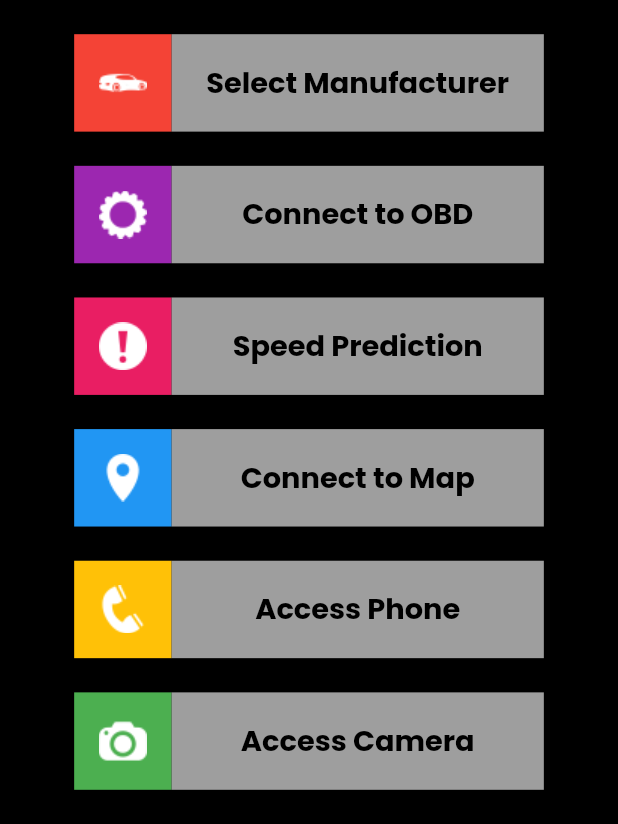
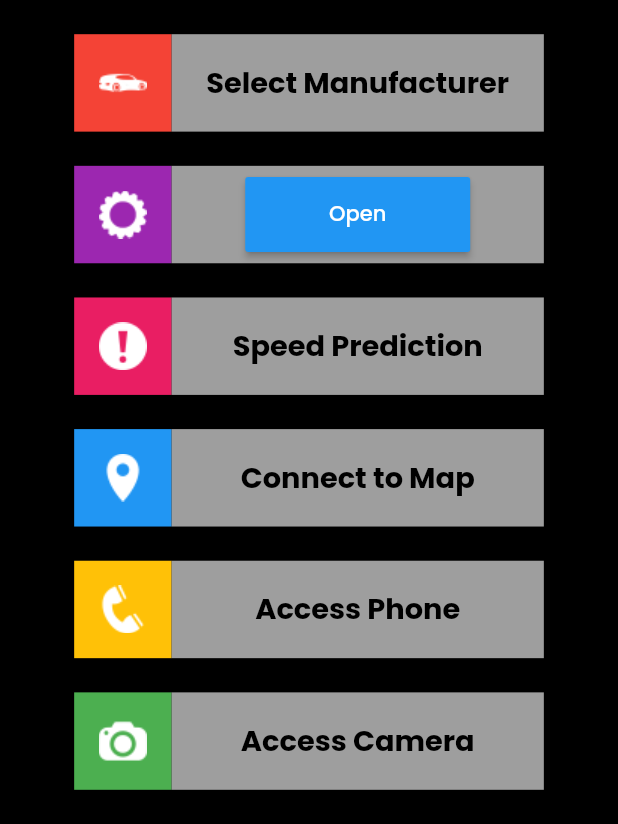
Before and after one commit to Collision-Avoidance/iDrive-App, a Flutter app: the DashboardPage screen opened by its route, on a phone screen of 412 x 824 dp, the part 412-1236 px from its top. Run offline on Flutter 3.47's test engine with Material 2 defaults, Android fonts, the phone set to English and light mode, and no system bars; our stand-ins replace cloud_firestore, dio, firebase_auth, firebase_core, flutter_tts, google_fonts and 4 more; missing offline and left inert: external_app_launcher; accounts and stored records are empty.

Commit message:
App Update

```diff
--- a/idrive/lib/pages/dashboard.dart
+++ b/idrive/lib/pages/dashboard.dart
@@ -4,6 +4,7 @@ import 'package:idrive/shared/logo.dart';
 import 'package:image_picker/image_picker.dart';
 import 'package:sizer/sizer.dart';
 import 'package:url_launcher/url_launcher.dart';
+import 'package:external_app_launcher/external_app_launcher.dart';
 
 class DashboardPage extends StatefulWidget {
   static const path = "/dashboard";
@@ -108,11 +109,28 @@ class _DashboardPageState extends State<DashboardPage> {
                 child: Container(
                   alignment: Alignment.center,
                   color: Colors.grey,
+                  child: Container(
+            height: 50,
+            width: 150,
+            child: RaisedButton(
+                color: Colors.blue,
+                onPressed: () async {
+                  await LaunchApp.openApp(
+                    androidPackageName: 'com.idrive.obdreader',
+                    // openStore: false
+                  );
+                  // Enter thr package name of the App you  want to open and for iOS add the     URLscheme to the Info.plist file.
+                  // The second arguments decide wether the     app redirects PlayStore or AppStore.
+                  // For testing purpose you can enter com. instagram.android
+                },
+                child: Container(
+                    child: Center(
                   child: Text(
-                    "Connect to OBD",
-                    style: Theme.of(context).textTheme.headline6!.copyWith(
-                        color: Colors.black, fontWeight: FontWeight.bold),
+                    "Open",
+                    textAlign: TextAlign.center,
                   ),
+                ))),
+          ),
                 ),
               )
             ],
--- a/idrive/pubspec.yaml
+++ b/idrive/pubspec.yaml
@@ -41,6 +41,7 @@ dependencies:
   flutter_tts: ^3.2.1
   dio: ^4.0.0
   loader_overlay: ^2.0.4
+  external_app_launcher: ^2.0.2
 
 dev_dependencies:
   flutter_test:
```
Also changed, not shown: idrive/pubspec.lock, 1 other file.
